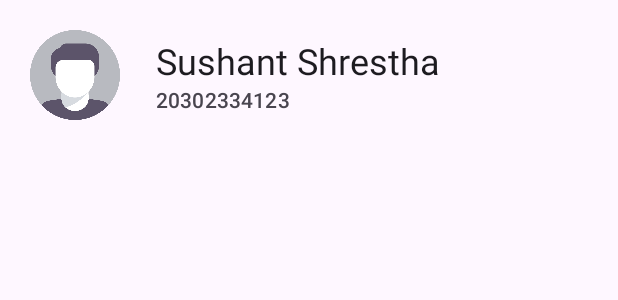
After one commit to suzhant/friend-locater, an Android app: the layout header_navigation_drawer.xml on its own in the app's theme, with its tools: preview values and no code run, on a phone screen of 412 x 824 dp. The commit adds this screen. Shown: the top 300 px of the screen. Run offline under Robolectric (Android 15) with nearby library versions, the phone set to English and light mode, and no system bars.

Commit message:
- add navigation drawer and search bar

```diff
--- a/app/build.gradle
+++ b/app/build.gradle
@@ -43,7 +43,7 @@ dependencies {
 
     implementation 'androidx.core:core-ktx:1.8.0'
     implementation 'androidx.appcompat:appcompat:1.6.1'
-    implementation 'com.google.android.material:material:1.5.0'
+    implementation 'com.google.android.material:material:1.9.0'
     implementation 'androidx.constraintlayout:constraintlayout:2.1.4'
     implementation 'com.google.android.gms:play-services-maps:18.1.0'
     testImplementation 'junit:junit:4.13.2'
--- /dev/null
+++ b/app/src/main/res/drawable/baseline_menu_24.xml
@@ -0,0 +1,5 @@
+<vector android:height="24dp" android:tint="#000000"
+    android:viewportHeight="24" android:viewportWidth="24"
+    android:width="24dp" xmlns:android="http://schemas.android.com/apk/res/android">
+    <path android:fillColor="@android:color/white" android:pathData="M3,18h18v-2L3,16v2zM3,13h18v-2L3,11v2zM3,6v2h18L21,6L3,6z"/>
+</vector>
--- /dev/null
+++ b/app/src/main/res/drawable/baseline_search_24.xml
@@ -0,0 +1,5 @@
+<vector android:height="24dp" android:tint="#000000"
+    android:viewportHeight="24" android:viewportWidth="24"
+    android:width="24dp" xmlns:android="http://schemas.android.com/apk/res/android">
+    <path android:fillColor="@android:color/white" android:pathData="M15.5,14h-0.79l-0.28,-0.27C15.41,12.59 16,11.11 16,9.5 16,5.91 13.09,3 9.5,3S3,5.91 3,9.5 5.91,16 9.5,16c1.61,0 3.09,-0.59 4.23,-1.57l0.27,0.28v0.79l5,4.99L20.49,19l-4.99,-5zM9.5,14C7.01,14 5,11.99 5,9.5S7.01,5 9.5,5 14,7.01 14,9.5 11.99,14 9.5,14z"/>
+</vector>
--- /dev/null
+++ b/app/src/main/res/drawable/baseline_settings_24.xml
@@ -0,0 +1,5 @@
+<vector android:height="24dp" android:tint="#000000"
+    android:viewportHeight="24" android:viewportWidth="24"
+    android:width="24dp" xmlns:android="http://schemas.android.com/apk/res/android">
+    <path android:fillColor="@android:color/white" android:pathData="M19.14,12.94c0.04,-0.3 0.06,-0.61 0.06,-0.94c0,-0.32 -0.02,-0.64 -0.07,-0.94l2.03,-1.58c0.18,-0.14 0.23,-0.41 0.12,-0.61l-1.92,-3.32c-0.12,-0.22 -0.37,-0.29 -0.59,-0.22l-2.39,0.96c-0.5,-0.38 -1.03,-0.7 -1.62,-0.94L14.4,2.81c-0.04,-0.24 -0.24,-0.41 -0.48,-0.41h-3.84c-0.24,0 -0.43,0.17 -0.47,0.41L9.25,5.35C8.66,5.59 8.12,5.92 7.63,6.29L5.24,5.33c-0.22,-0.08 -0.47,0 -0.59,0.22L2.74,8.87C2.62,9.08 2.66,9.34 2.86,9.48l2.03,1.58C4.84,11.36 4.8,11.69 4.8,12s0.02,0.64 0.07,0.94l-2.03,1.58c-0.18,0.14 -0.23,0.41 -0.12,0.61l1.92,3.32c0.12,0.22 0.37,0.29 0.59,0.22l2.39,-0.96c0.5,0.38 1.03,0.7 1.62,0.94l0.36,2.54c0.05,0.24 0.24,0.41 0.48,0.41h3.84c0.24,0 0.44,-0.17 0.47,-0.41l0.36,-2.54c0.59,-0.24 1.13,-0.56 1.62,-0.94l2.39,0.96c0.22,0.08 0.47,0 0.59,-0.22l1.92,-3.32c0.12,-0.22 0.07,-0.47 -0.12,-0.61L19.14,12.94zM12,15.6c-1.98,0 -3.6,-1.62 -3.6,-3.6s1.62,-3.6 3.6,-3.6s3.6,1.62 3.6,3.6S13.98,15.6 12,15.6z"/>
+</vector>
--- /dev/null
+++ b/app/src/main/res/drawable/circle_bg.xml
@@ -0,0 +1,12 @@
+<?xml version="1.0" encoding="utf-8"?>
+<!-- res/drawable/circle_background.xml -->
+<shape xmlns:android="http://schemas.android.com/apk/res/android"
+    android:shape="oval">
+
+    <solid android:color="@color/transparent" /> <!-- Change the color to your desired background color -->
+
+    <size
+        android:width="64dp"
+        android:height="64dp" />
+
+</shape>
--- a/app/src/main/res/layout/fragment_maps.xml
+++ b/app/src/main/res/layout/fragment_maps.xml
@@ -21,7 +21,7 @@
         android:layout_marginBottom="32dp"
         android:backgroundTint="@color/white"
         android:src="@drawable/baseline_my_location_24"
-        app:fabSize="mini"
+        app:fabCustomSize="42dp"
         app:layout_constraintBottom_toBottomOf="parent"
         app:layout_constraintStart_toStartOf="parent"
         app:tint="@color/black" />
--- /dev/null
+++ b/app/src/main/res/layout/header_navigation_drawer.xml
@@ -0,0 +1,42 @@
+<?xml version="1.0" encoding="utf-8"?>
+<LinearLayout xmlns:android="http://schemas.android.com/apk/res/android"
+    android:layout_width="match_parent"
+    android:layout_height="wrap_content"
+    android:gravity="center_vertical"
+    android:fitsSystemWindows="true"
+    android:orientation="horizontal">
+
+    <ImageView
+        android:layout_width="60dp"
+        android:layout_height="60dp"
+        android:layout_marginStart="20dp"
+        android:src="@drawable/img"
+        android:background="@drawable/circle_bg"/>
+
+    <LinearLayout
+        android:layout_width="wrap_content"
+        android:layout_height="wrap_content"
+        android:orientation="vertical">
+
+        <TextView
+            android:layout_width="wrap_content"
+            android:layout_height="wrap_content"
+            android:layout_marginTop="24dp"
+            android:layout_marginStart="24dp"
+            android:layout_marginEnd="24dp"
+            android:textAppearance="?attr/textAppearanceHeadlineSmall"
+            android:textColor="?attr/colorOnSurface"
+            android:text="Sushant Shrestha" />
+
+        <TextView
+            android:layout_width="wrap_content"
+            android:layout_height="wrap_content"
+            android:layout_marginBottom="24dp"
+            android:layout_marginStart="24dp"
+            android:layout_marginEnd="24dp"
+            android:textAppearance="?attr/textAppearanceTitleSmall"
+            android:textColor="?attr/colorOnSurfaceVariant"
+            android:text="20302334123" />
+
+    </LinearLayout>
+</LinearLayout>
--- a/app/src/main/res/values/strings.xml
+++ b/app/src/main/res/values/strings.xml
@@ -6,4 +6,6 @@
     <string name="cancel">Cancel</string>
     <string name="location_permission_message">We need to access location permission to get current location</string>
     <string name="permission_required">Permission required</string>
+    <string name="navigation_drawer_open">Open Navigation Drawer</string>
+    <string name="navigation_drawer_close">Close Navigation Drawer</string>
 </resources>
```
Also changed, not shown: app/src/main/java/com/example/googlemap/MainActivity.kt (+15 -6 lines), app/src/main/res/layout/activity_main.xml (+46 -20 lines), app/src/main/res/menu/navigation_drawer.xml (added, +32 -0 lines), app/src/main/res/menu/search_menu.xml (added, +8 -0 lines), app/src/main/res/drawable/img.png (added).
